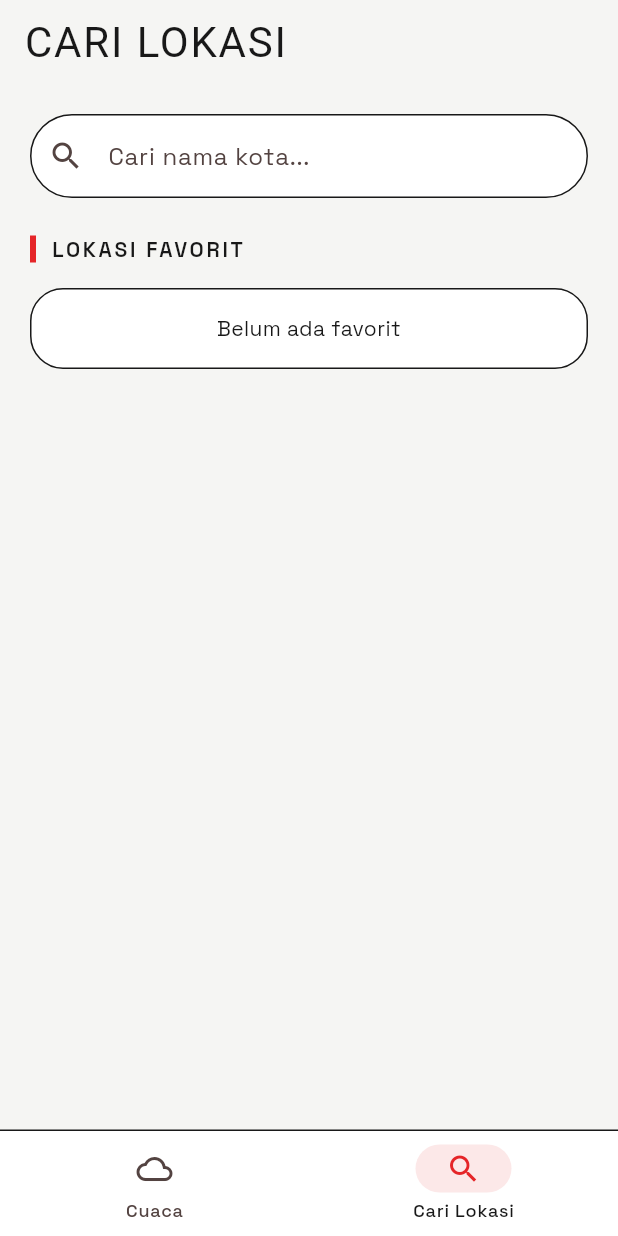
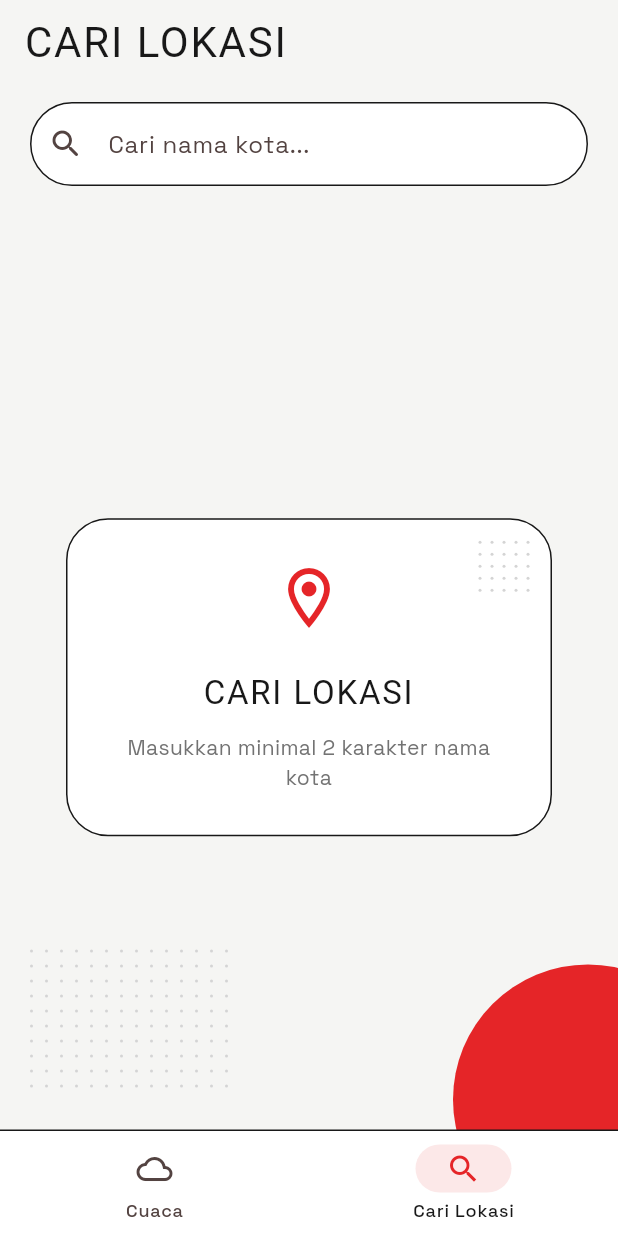
Before and after one commit to ninikrahayu/Responsi-Flutter-Weatherly-H1D024024, a Flutter app: the screen it shows after launch, item 2 of the bottom bar chosen, on a phone screen of 412 x 824 dp. Run offline on Flutter 3.47's test engine with Material 3 defaults, Android fonts, the phone set to English and light mode, and no system bars; our stand-ins replace google_fonts; network calls fail.

Commit message:
Menambahkan fitur pencarian dan pemilihan lokasi

```diff
--- a/lib/main.dart
+++ b/lib/main.dart
@@ -3,6 +3,7 @@ import 'package:flutter/services.dart';
 import 'package:provider/provider.dart';
 import 'package:intl/date_symbol_data_local.dart';
 
+import 'viewmodels/location_viewmodel.dart';
 import 'themes/app_theme.dart';
 import 'views/main_screen.dart';
 import 'viewmodels/weather_viewmodel.dart';
@@ -22,6 +23,7 @@ Future<void> main() async {
     MultiProvider(
       providers: [
         ChangeNotifierProvider(create: (_) => WeatherViewModel()..initialize()),
+        ChangeNotifierProvider(create: (_) => LocationViewModel()),
       ],
       child: const WeatherlyApp(),
     ),
--- a/lib/views/main_screen.dart
+++ b/lib/views/main_screen.dart
@@ -1,6 +1,9 @@
 import 'package:flutter/material.dart';
+import 'package:provider/provider.dart';
 
+import '../models/location_model.dart';
 import '../themes/app_theme.dart';
+import '../viewmodels/weather_viewmodel.dart';
 import 'weather_screen.dart';
 import 'search_screen.dart';
 
@@ -12,11 +15,19 @@ class MainScreen extends StatefulWidget {
 
 class _MainScreenState extends State<MainScreen> {
   int _selectedIndex = 0;
+  void _onLocationSelected(LocationModel location) {
+    context.read<WeatherViewModel>().selectLocation(location);
+    setState(() => _selectedIndex = 0);
+  }
+
   @override
   Widget build(BuildContext context) => Scaffold(
     body: IndexedStack(
       index: _selectedIndex,
-      children: const [WeatherScreen(), SearchScreen()],
+      children: [
+        const WeatherScreen(),
+        SearchScreen(onLocationSelected: _onLocationSelected),
+      ],
     ),
     bottomNavigationBar: Container(
       decoration: const BoxDecoration(
--- a/lib/views/search_screen.dart
+++ b/lib/views/search_screen.dart
@@ -1,29 +1,148 @@
 import 'package:flutter/material.dart';
+import 'package:provider/provider.dart';
 
-import '../widgets/nothing_card.dart';
+import '../models/location_model.dart';
+import '../themes/app_theme.dart';
+import '../viewmodels/location_viewmodel.dart';
+import '../widgets/dot_pattern.dart';
+import '../widgets/location_card.dart';
 import '../widgets/section_title.dart';
+import '../widgets/weather_state.dart';
 
-class SearchScreen extends StatelessWidget {
-  const SearchScreen({super.key});
+class SearchScreen extends StatefulWidget {
+  final ValueChanged<LocationModel> onLocationSelected;
+  const SearchScreen({super.key, required this.onLocationSelected});
   @override
-  Widget build(BuildContext context) => Scaffold(
+  State<SearchScreen> createState() => _SearchScreenState();
+}
+
+class _SearchScreenState extends State<SearchScreen> {
+  final _controller = TextEditingController();
+  @override
+  void dispose() {
+    _controller.dispose();
+    super.dispose();
+  }
+
+  void _selectLocation(LocationModel location) {
+    FocusScope.of(context).unfocus();
+    widget.onLocationSelected(location);
+  }
+
+  @override
+  Widget build(BuildContext context) => Consumer<LocationViewModel>(
+    builder: (context, vm, child) => Scaffold(
       appBar: AppBar(title: const Text('CARI LOKASI')),
-    body: ListView(
-      padding: const EdgeInsets.all(20),
-      children: const [
+      body: Stack(
+        children: [
+          const Positioned(
+            bottom: 24,
+            left: 16,
+            child: IgnorePointer(
+              child: DotPattern(width: 140, height: 100, spacing: 10),
+            ),
+          ),
+          Positioned(
+            right: -70,
+            bottom: -70,
+            child: IgnorePointer(
+              child: Container(
+                width: 180,
+                height: 180,
+                decoration: const BoxDecoration(
+                  color: AppTheme.primary,
+                  shape: BoxShape.circle,
+                ),
+              ),
+            ),
+          ),
+          Padding(
+            padding: const EdgeInsets.fromLTRB(20, 12, 20, 0),
+            child: Column(
+              children: [
                 TextField(
+                  controller: _controller,
+                  onChanged: vm.onSearchChanged,
+                  onSubmitted: vm.searchLocation,
+                  textInputAction: TextInputAction.search,
                   decoration: InputDecoration(
                     hintText: 'Cari nama kota...',
-            prefixIcon: Icon(Icons.search),
+                    prefixIcon: const Icon(Icons.search_rounded),
+                    suffixIcon: _controller.text.isNotEmpty
+                        ? IconButton(
+                            onPressed: () {
+                              _controller.clear();
+                              vm.clearSearch();
+                            },
+                            icon: const Icon(
+                              Icons.close_rounded,
+                              color: AppTheme.primary,
+                            ),
+                          )
+                        : null,
                   ),
                 ),
-        SizedBox(height: 24),
-        SectionTitle(title: 'Lokasi Favorit'),
-        SizedBox(height: 16),
-        NothingCard(
-          child: Text('Belum ada favorit', textAlign: TextAlign.center),
+                const SizedBox(height: 26),
+                Expanded(child: _body(vm)),
+              ],
+            ),
           ),
         ],
       ),
+    ),
+  );
+  Widget _body(LocationViewModel vm) {
+    if (vm.query.length < 2) {
+      return const WeatherState(
+        icon: Icons.location_on_outlined,
+        title: 'Cari Lokasi',
+        message: 'Masukkan minimal 2 karakter nama kota',
       );
     }
+    if (vm.isLoading) {
+      return const WeatherState(
+        icon: Icons.search,
+        title: 'Mencari lokasi',
+        message: 'Sedang mencari lokasi',
+        isLoading: true,
+      );
+    }
+    if (vm.errorMessage != null) {
+      return WeatherState(
+        icon: Icons.wifi_off,
+        title: vm.errorMessage!,
+        message: 'Periksa koneksi internet',
+        buttonText: 'Coba Lagi',
+        onPressed: () => vm.searchLocation(_controller.text),
+      );
+    }
+    if (vm.locations.isEmpty) {
+      return const WeatherState(
+        icon: Icons.search_off,
+        title: 'Lokasi tidak ditemukan',
+        message: 'Coba gunakan kata kunci lainnya',
+      );
+    }
+    return Column(
+      children: [
+        SectionTitle(
+          title: 'Hasil Pencarian',
+          trailing: '${vm.locations.length} lokasi',
+        ),
+        const SizedBox(height: 16),
+        Expanded(
+          child: ListView.separated(
+            padding: const EdgeInsets.only(bottom: 28),
+            keyboardDismissBehavior: ScrollViewKeyboardDismissBehavior.onDrag,
+            itemCount: vm.locations.length,
+            separatorBuilder: (_, index) => const SizedBox(height: 12),
+            itemBuilder: (_, index) => LocationCard(
+              location: vm.locations[index],
+              onTap: () => _selectLocation(vm.locations[index]),
+            ),
+          ),
+        ),
+      ],
+    );
+  }
+}
```
Also changed, not shown: lib/viewmodels/location_viewmodel.dart (added, +68 -0 lines), lib/widgets/location_card.dart (added, +68 -0 lines). Lines whose indentation alone changed are shown as unchanged.
